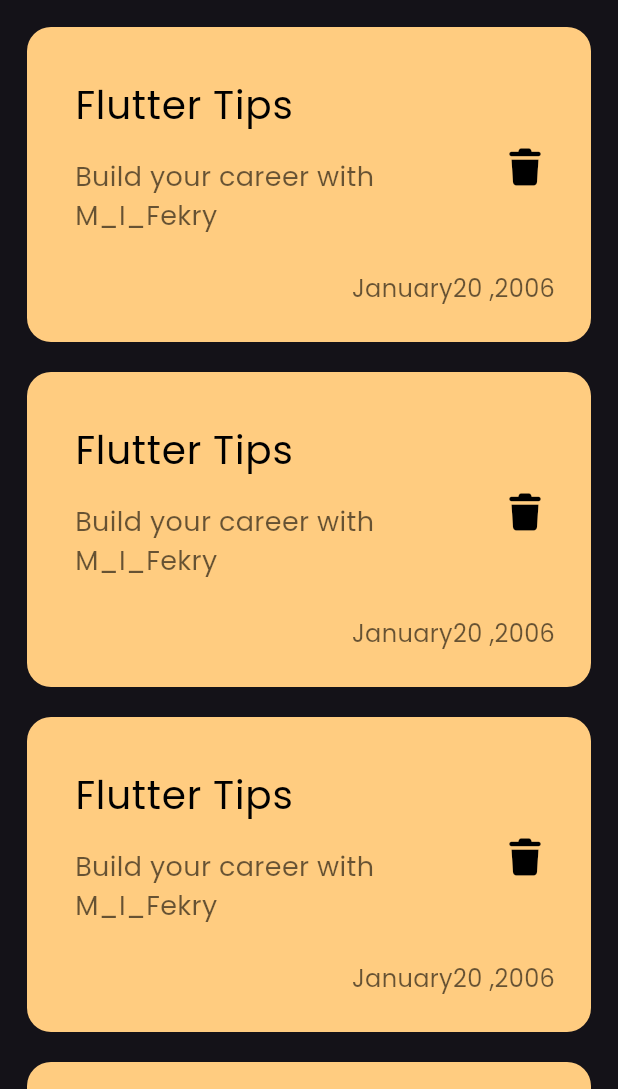
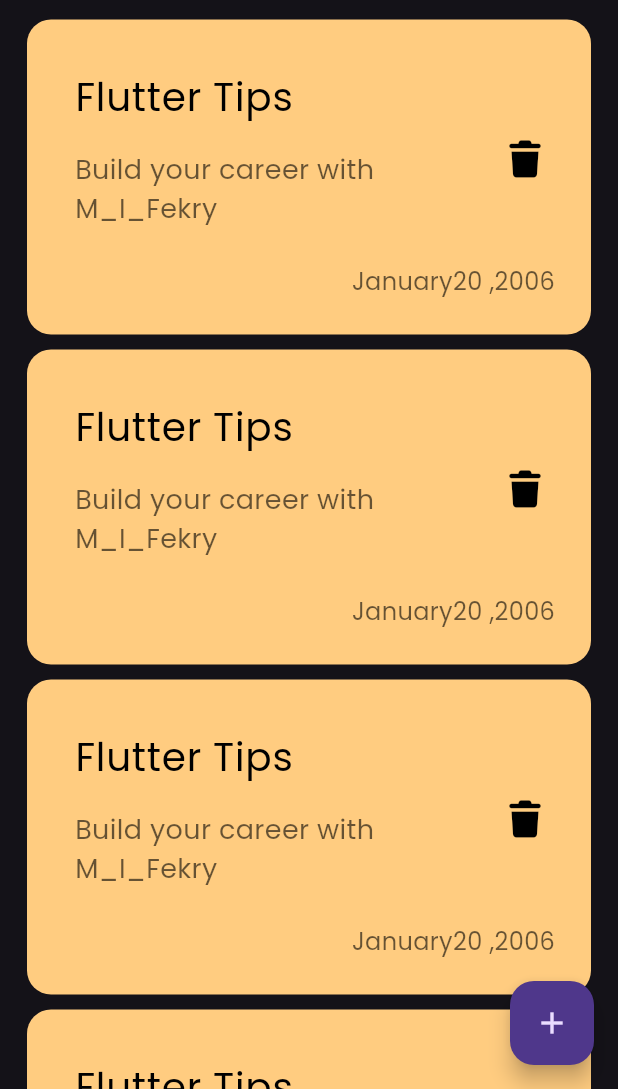
Before and after one commit to M-I-Fekry/notes_app, a Flutter app: the screen it shows after launch, on a phone screen of 412 x 824 dp, the part 147-1236 px from its top. Run offline on Flutter 3.47's test engine with Material 3 defaults, Android fonts, the phone set to English and light mode, and no system bars; our stand-ins replace font_awesome_flutter.

Commit message:
add floating action button

```diff
--- a/lib/views/notes_view.dart
+++ b/lib/views/notes_view.dart
@@ -7,7 +7,11 @@ class NotesView extends StatelessWidget {
   @override
   Widget build(BuildContext context) {
     return Scaffold(
-      body:NotesViewBody(),
+      floatingActionButton: FloatingActionButton(
+        onPressed: () {},
+        child:const Icon(Icons.add),
+      ),
+      body: NotesViewBody(),
     );
   }
 }
--- a/lib/widgets/notes_list_view.dart
+++ b/lib/widgets/notes_list_view.dart
@@ -9,7 +9,7 @@ class NotesListView extends StatelessWidget {
     return ListView.builder(
       itemBuilder: (context, index) {
         return const Padding(
-          padding: EdgeInsets.symmetric(vertical: 10),
+          padding: EdgeInsets.symmetric(vertical: 5),
           child: NoteItem(),
         );
       },
```
